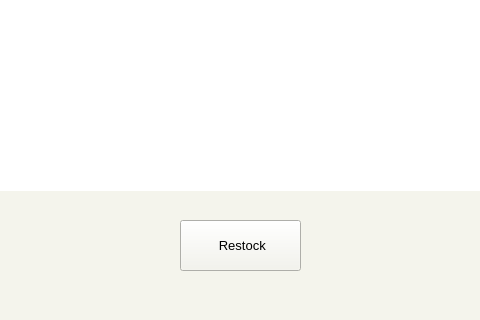
The window that inventory.ui (ongchangco/Economystique2) describes before a commit, drawn with Qt 5; both pictures show x 150 to 630 and y 280 to 600 of the 800 by 600 pixel window.
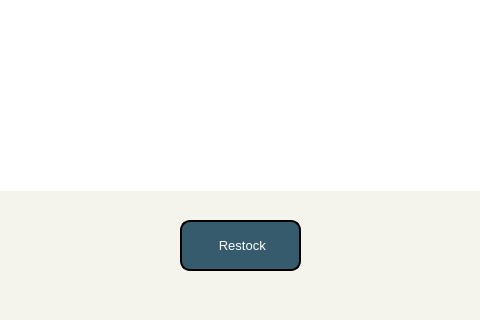
The same window after the commit. Icons and pictures are not drawn.

Diff of the .ui file:
```diff
--- a/inventory.ui
+++ b/inventory.ui
@@ -284,6 +284,24 @@
      <pointsize>10</pointsize>
     </font>
    </property>
+   <property name="styleSheet">
+    <string notr="true">QPushButton{
+	background: #365b6d;
+	color: white;
+	border-style: outset;
+	border-width: 2px;
+	border-radius:10px;
+	border-color: black;
+}
+QPushButton:hover {
+    background-color: #53786d;
+	border: 2px solid black;
+}
+QPushButton:pressed {
+    border-style: inset;
+    background-color: #365b6d;
+}</string>
+   </property>
    <property name="text">
     <string> Restock</string>
    </property>
```
Left out of the diff: 2 changed lines with no effect on the pictures.
